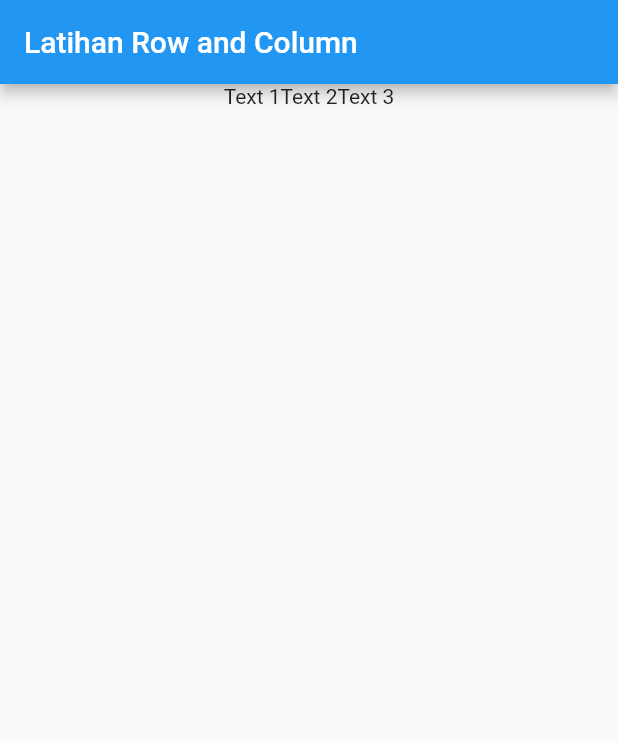
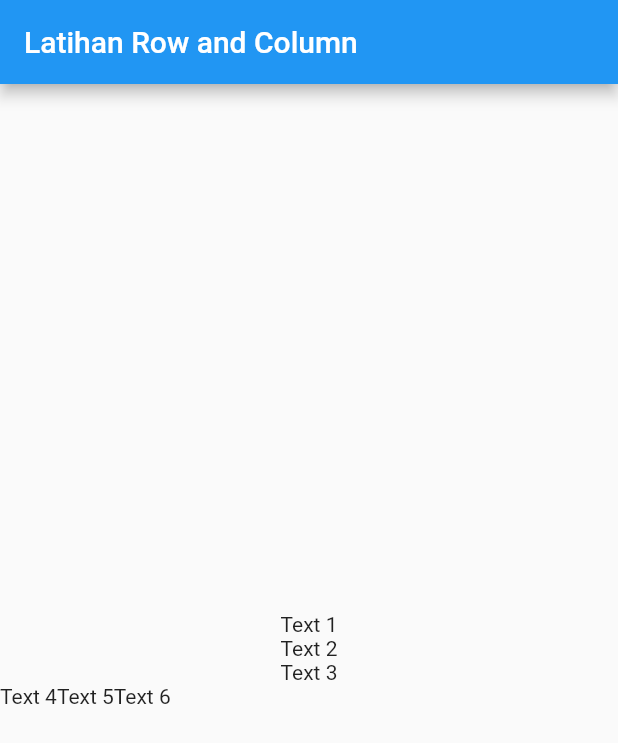
Before and after one commit to feyto81/learn-flutter-row-and-column, a Flutter app: the screen it shows after launch, on a phone screen of 412 x 824 dp. Shown: the top 743 px of the screen. Run offline on Flutter 3.47's test engine with Material 2 defaults, Android fonts, the phone set to English and light mode, and no system bars.

Commit message:
adding widget row in wiget column

```diff
--- a/lib/main.dart
+++ b/lib/main.dart
@@ -12,9 +12,20 @@ class MyApp extends StatelessWidget {
         appBar: AppBar(
           title: Text("Latihan Row and Column"),
         ),
-        body: Row(
+        body: Column(
           mainAxisAlignment: MainAxisAlignment.center,
-          children: <Widget>[Text("Text 1"), Text("Text 2"), Text("Text 3")],
+          children: <Widget>[
+            Text("Text 1"),
+            Text("Text 2"),
+            Text("Text 3"),
+            Row(
+              children: <Widget>[
+                Text("Text 4"),
+                Text("Text 5"),
+                Text("Text 6")
+              ],
+            )
+          ],
         ),
       ),
     );
```
